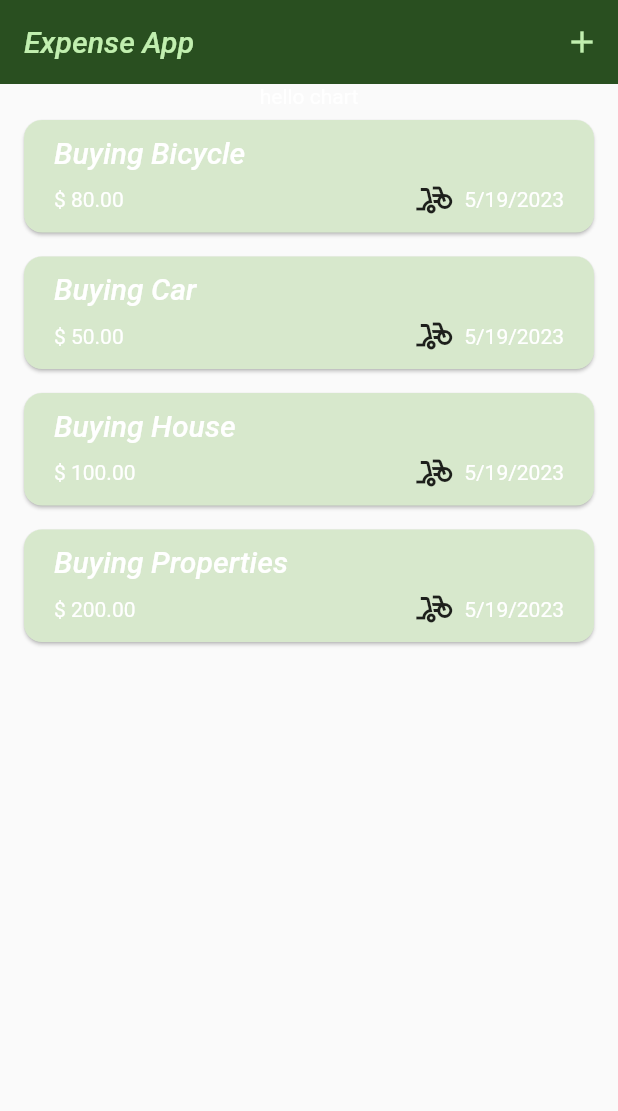
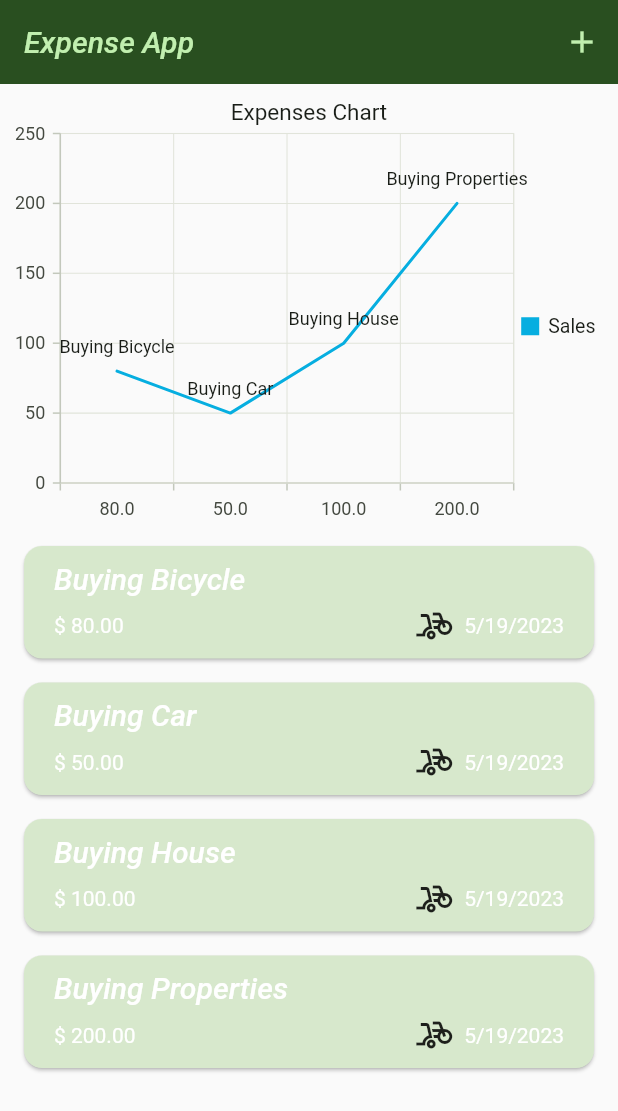
Before and after one commit to Arkar20/expense_app-flutter, a Flutter app: the screen it shows after launch, on a phone screen of 412 x 824 dp. Shown: the top 1111 px of the screen. Run offline on Flutter 3.47's test engine with Material 2 defaults, Android fonts, the phone set to English and light mode, and no system bars; our stand-ins replace syncfusion_flutter_charts.

Commit message:
line chart init

```diff
--- /dev/null
+++ b/lib/components/chart/LineChart.dart
@@ -0,0 +1,33 @@
+import 'package:expense_app/models/expense.dart';
+import 'package:flutter/material.dart';
+
+import 'package:syncfusion_flutter_charts/charts.dart';
+
+
+class LineChart extends StatelessWidget {
+  const LineChart({super.key,required this.expenses});
+
+  final List<Expense> expenses;
+
+  @override
+  Widget build(BuildContext context) {
+    return   SfCartesianChart(
+              primaryXAxis: CategoryAxis(),
+              // Chart title
+              title: ChartTitle(text: 'Expenses Chart'),
+              // Enable legend
+              legend: Legend(isVisible: true),
+              // Enable tooltip
+              tooltipBehavior: TooltipBehavior(enable: true),
+              series: <ChartSeries<Expense, double>>[
+                LineSeries<Expense, double>(
+                    dataSource: expenses,
+                    dataLabelMapper: (Expense sales, _) => sales.title,
+                    xValueMapper: (Expense sales, _) => sales.amount,
+                    yValueMapper: (Expense sales, _) => sales.amount,
+                    name: 'Sales',
+                    // Enable data label
+                    dataLabelSettings:const DataLabelSettings(isVisible: true))
+              ]);
+  }
+}
--- a/lib/main.dart
+++ b/lib/main.dart
@@ -4,15 +4,13 @@ import 'package:flutter/material.dart';
 var kcolorSchema =
     ColorScheme.fromSeed(seedColor: const Color.fromARGB(255, 17, 99, 4));
 
-var kcolorDarkSchema =
-    ColorScheme.fromSeed(
-      brightness: Brightness.dark,
-      seedColor: Color.fromARGB(255, 2, 69, 20));
+var kcolorDarkSchema = ColorScheme.fromSeed(
+    brightness: Brightness.dark, seedColor: Color.fromARGB(255, 2, 69, 20));
 void main() {
   runApp(MaterialApp(
       themeMode: ThemeMode.system,
-      darkTheme: ThemeData.dark()
-          .copyWith(useMaterial3: true,
+      darkTheme: ThemeData.dark().copyWith(
+          useMaterial3: true,
           colorScheme: kcolorDarkSchema,
           cardTheme: const CardTheme().copyWith(
               color: kcolorDarkSchema.secondaryContainer,
@@ -22,8 +20,11 @@ void main() {
             backgroundColor: kcolorDarkSchema.secondaryContainer,
             foregroundColor: kcolorDarkSchema.onSecondaryContainer,
           )),
-          ),
-
+          textTheme: const TextTheme(
+            titleLarge: TextStyle(
+                fontWeight: FontWeight.w500, fontStyle: FontStyle.italic),
+            bodySmall: TextStyle(fontSize: 12, color: Colors.white),
+          )),
       theme: ThemeData().copyWith(
           useMaterial3: true,
           colorScheme: kcolorSchema,
@@ -41,7 +42,8 @@ void main() {
           )),
           textTheme: const TextTheme(
             titleLarge: TextStyle(
-                  fontWeight: FontWeight.w500, fontStyle: FontStyle.italic))),
-
+                fontWeight: FontWeight.w500, fontStyle: FontStyle.italic),
+            bodySmall: TextStyle(fontSize: 12, color: Colors.white),
+          )),
       home: ExpenseScreen()));
 }
--- a/lib/screens/expense.dart
+++ b/lib/screens/expense.dart
@@ -1,3 +1,4 @@
+import 'package:expense_app/components/chart/LineChart.dart';
 import 'package:expense_app/models/category.dart';
 import 'package:expense_app/models/expense.dart';
 import 'package:expense_app/components/ExpenseList.dart';
@@ -85,7 +86,7 @@ class _ExpenseScreenState extends State<ExpenseScreen> {
         body: expenses.isEmpty
             ? Center(child: Text("No Expenses Available"))
             : Column(children: [
-                const Text("hello chart"),
+                Center(child: LineChart(expenses: expenses)),
                 Expanded(
                     child: ExpenseList(
                         expenses: expenses, removeExpense: removeExpense))
```
Lines whose indentation alone changed are shown as unchanged.
